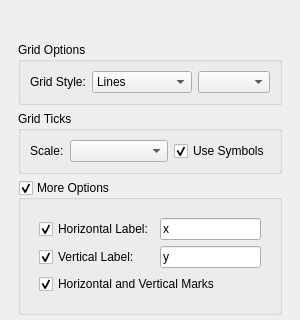
Above: src/spaceoptions.ui from KDE/khipu before the change; both pictures show x 0 to 300 and y 0 to 320 of the 300 by 522 pixel window. Below: the same form after it.
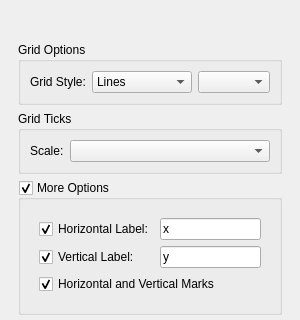
That is the form after the change. Custom widgets are drawn as their Qt base class.

Commit message: removed "use symbol" : it was not working

```diff
--- a/src/spaceoptions.ui
+++ b/src/spaceoptions.ui
@@ -150,16 +150,6 @@
              </property>
             </widget>
            </item>
-           <item>
-            <widget class="QCheckBox" name="useSymbols">
-             <property name="text">
-              <string>Use Symbols</string>
-             </property>
-             <property name="checked">
-              <bool>true</bool>
-             </property>
-            </widget>
-           </item>
           </layout>
          </widget>
         </item>
```
The commit also changes 1 other file.
